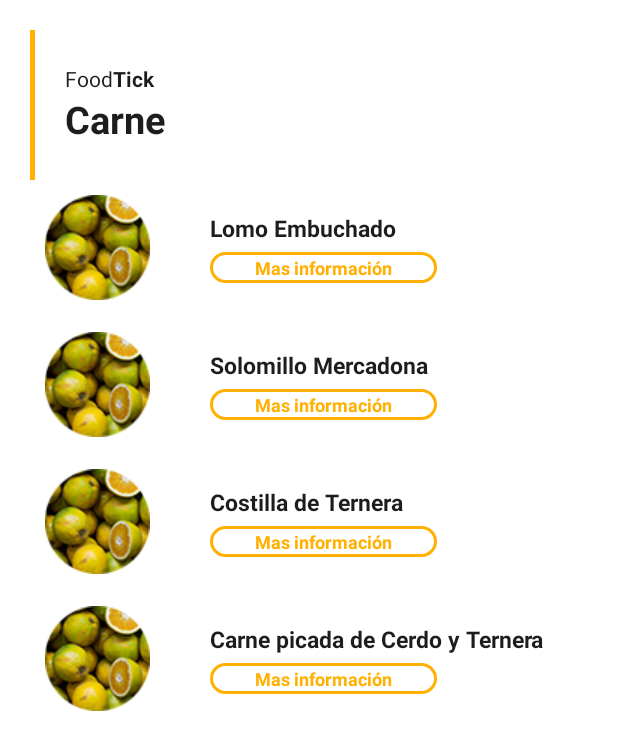
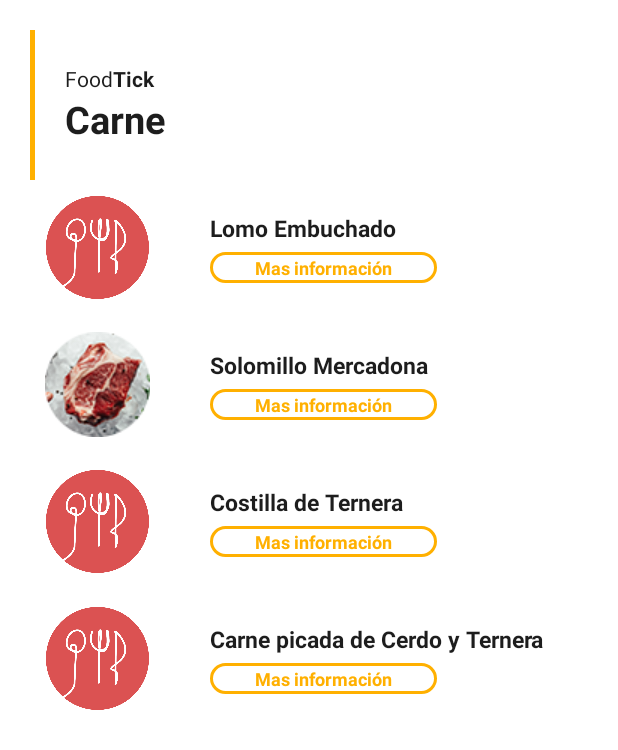
Before and after one commit to Fonsi20/Android---FoodTick, an Android app: the screen it shows after launch (ListaComidas), after a tap on an icon or button, on a phone screen of 412 x 824 dp. Shown: the top 750 px of the screen. Run offline under Robolectric (Android 15) with nearby library versions, the phone set to English and light mode, and no system bars; Roboto replaces fonts that are not available here.

Commit message:
Ya carga las imagenes de los productos en la lista de productos.

```diff
--- a/app/src/main/java/com/example/foodtrick/BBDD/BDHelper.java
+++ b/app/src/main/java/com/example/foodtrick/BBDD/BDHelper.java
@@ -3,6 +3,8 @@ package com.example.foodtrick.BBDD;
 import android.content.Context;
 import android.database.sqlite.SQLiteDatabase;
 import android.database.sqlite.SQLiteOpenHelper;
+
+import com.example.foodtrick.R;
 
 public class BDHelper extends SQLiteOpenHelper {
 
@@ -19,7 +21,7 @@ public class BDHelper extends SQLiteOpenHelper {
     static final String columna9 = "img360pro";
     static final String columna10 = "imgpro";
 
-    String SQLCrearAli = "CREATE TABLE IF NOT EXISTS " + tabla2 + "(" + columna4 + " VARCHAR(30) PRIMARY KEY, " + columna5 + " INTEGER(30), " + columna6 + " INTEGER(30), " + columna7 + " INTEGER(30), " + columna8 + " INTEGER, " + columna10 + " BLOB," + columna9 + "BLOB, FOREIGN KEY (" + columna8 + ") REFERENCES Categorias(" + columna1 + "))";
+    String SQLCrearAli = "CREATE TABLE IF NOT EXISTS " + tabla2 + "(" + columna4 + " VARCHAR(30) PRIMARY KEY, " + columna5 + " INTEGER(30), " + columna6 + " INTEGER(30), " + columna7 + " INTEGER(30), " + columna8 + " INTEGER, " + columna10 + " BLOB," + columna9 + " BLOB, FOREIGN KEY (" + columna8 + ") REFERENCES Categorias(" + columna1 + "))";
     String SQLCrearCat = "CREATE TABLE IF NOT EXISTS " + tabla1 + "(" + columna1 + " INTEGER PRIMARY KEY, " + columna2 + " VARCHAR(30), " + columna3 + " VARCHAR(300))";
 
     String SQLDeleteAli = "DROP TABLE IF EXISTS " + tabla2;
@@ -42,7 +44,7 @@ public class BDHelper extends SQLiteOpenHelper {
                 "(7,'Postres','THE CAKE IS A LIE!.')," +
                 "(8,'Pasta','Unos buenos rigoletis di el doctore hecter')");
         sqLiteDatabase.execSQL("INSERT INTO Alimentos values ('Lomo Embuchado',14,245,75,1,'','')," +
-                "('Solomillo Mercadona',145,89,32,1,'','')," +
+                "('Solomillo Mercadona',145,89,32,1,'','" + R.drawable.carne + "')," +
                 "('Costilla de Ternera',105,21,455,1,'','')," +
                 "('Agua',0,0,0,4,'','')," +
                 "('Leche Asturian Desnatada',36,45,10,5,'','')," +
--- a/app/src/main/java/com/example/foodtrick/ListaComidas.java
+++ b/app/src/main/java/com/example/foodtrick/ListaComidas.java
@@ -104,7 +104,12 @@ public class ListaComidas extends AppCompatActivity {
             com = new Comida();
             com.setCategoria(cursor.getString(4));
             com.setNombre(cursor.getString(0));
-            com.setImg(R.drawable.hortalizas);
+            int valor = cursor.getInt(6);
+            if (valor == 0) {
+                com.setImg(R.drawable.foodtick360);
+            } else {
+                com.setImg(cursor.getInt(6));
+            }
 
             Log.i("Categoria", String.valueOf(com.getCategoria().toString()));
             Log.i("Nombre", com.getNombre().toString());
--- a/app/src/main/res/drawable/boton_saludable.xml
+++ b/app/src/main/res/drawable/boton_saludable.xml
@@ -1,11 +1,13 @@
 <?xml version="1.0" encoding="utf-8"?>
-<shape xmlns:android="http://schemas.android.com/apk/res/android" android:shape="rectangle">
+<shape xmlns:android="http://schemas.android.com/apk/res/android"
+    android:shape="rectangle">
     <solid android:color="@color/green"></solid>
 
-    <padding android:left="1dp"
-        android:top="1dp"
+    <padding
+        android:bottom="1dp"
+        android:left="1dp"
         android:right="1dp"
-        android:bottom="1dp"/>
+        android:top="1dp" />
 
-    <corners android:radius="5000px"/>
+    <corners android:radius="5000px" />
 </shape>
--- a/app/src/main/res/layout/activity_lista_comidas.xml
+++ b/app/src/main/res/layout/activity_lista_comidas.xml
@@ -9,10 +9,10 @@
     tools:context=".ListaComidas">
 
     <LinearLayout
-        android:layout_marginTop="20dp"
         android:layout_width="match_parent"
         android:layout_height="wrap_content"
-        android:gravity="center"
+        android:layout_marginTop="20dp"
+        android:gravity="start"
         android:orientation="horizontal">
 
         <TextView
@@ -23,9 +23,9 @@
             android:background="@color/yellow" />
 
         <LinearLayout
-            android:gravity="center"
-            android:layout_width="match_parent"
+            android:layout_width="wrap_content"
             android:layout_height="wrap_content"
+            android:layout_gravity="center"
             android:orientation="vertical">
 
             <LinearLayout
@@ -55,6 +55,16 @@
                 android:textSize="25sp"
                 android:textStyle="bold" />
         </LinearLayout>
+
+        <SearchView
+            android:visibility="gone"
+            android:background="@drawable/boton_saludable"
+            android:layout_width="match_parent"
+            android:layout_height="wrap_content"
+            android:layout_gravity="center"
+            android:layout_marginLeft="20dp"
+            android:layout_marginRight="20dp"></SearchView>
+
     </LinearLayout>
 
     <ListView
```
Also changed, not shown: app/src/main/res/layout/activity_producto.xml (+8 -4 lines), app/src/main/res/drawable-v24/foodtick360.png (added).
